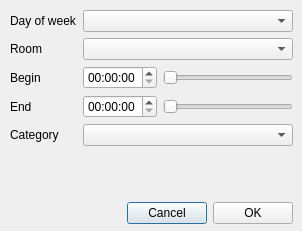
First picture: the form in src/uis/dlg_add_rent.ui, repository RaD/qtclient, before the edit.
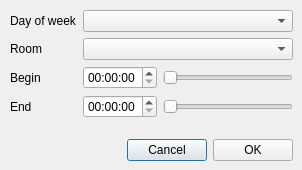
Second picture: the form after the edit.

Patch:
```diff
--- a/src/uis/dlg_add_rent.ui
+++ b/src/uis/dlg_add_rent.ui
@@ -7,7 +7,7 @@
     <x>0</x>
     <y>0</y>
     <width>302</width>
-    <height>231</height>
+    <height>170</height>
    </rect>
   </property>
   <property name="windowTitle">
@@ -19,7 +19,7 @@
      <x>10</x>
      <y>10</y>
      <width>283</width>
-     <height>214</height>
+     <height>151</height>
     </rect>
    </property>
    <layout class="QVBoxLayout" name="mainLayout" stretch="6,0">
@@ -90,16 +90,6 @@
         </item>
        </layout>
       </item>
-      <item row="4" column="0">
-       <widget class="QLabel" name="labelCategory">
-        <property name="text">
-         <string>Category</string>
-        </property>
-       </widget>
-      </item>
-      <item row="4" column="1">
-       <widget class="QComboBox" name="cbCategory"/>
-      </item>
      </layout>
     </item>
     <item>
```
Left out of the diff: 3 changed lines with no effect on the pictures.
